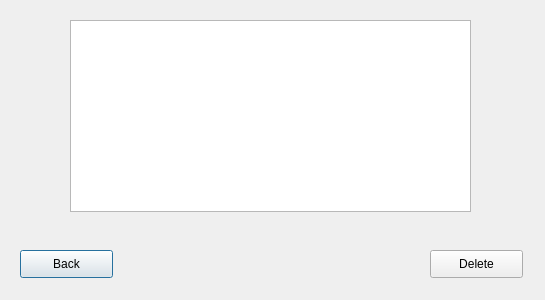
Old version of the form showanddelete.ui in the repository AIClubUBB/Lab5OOP.
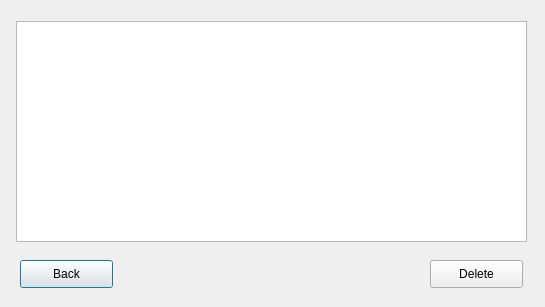
New version of the form.

Diff of the .ui file:
```diff
--- a/showanddelete.ui
+++ b/showanddelete.ui
@@ -7,7 +7,7 @@
     <x>0</x>
     <y>0</y>
     <width>545</width>
-    <height>300</height>
+    <height>307</height>
    </rect>
   </property>
   <property name="windowTitle">
@@ -17,7 +17,7 @@
    <property name="geometry">
     <rect>
      <x>20</x>
-     <y>250</y>
+     <y>260</y>
      <width>93</width>
      <height>28</height>
     </rect>
@@ -30,7 +30,7 @@
    <property name="geometry">
     <rect>
      <x>430</x>
-     <y>250</y>
+     <y>260</y>
      <width>93</width>
      <height>28</height>
     </rect>
@@ -42,10 +42,10 @@
   <widget class="QListView" name="listView">
    <property name="geometry">
     <rect>
-     <x>70</x>
-     <y>20</y>
-     <width>401</width>
-     <height>192</height>
+     <x>16</x>
+     <y>21</y>
+     <width>511</width>
+     <height>221</height>
     </rect>
    </property>
   </widget>
```
